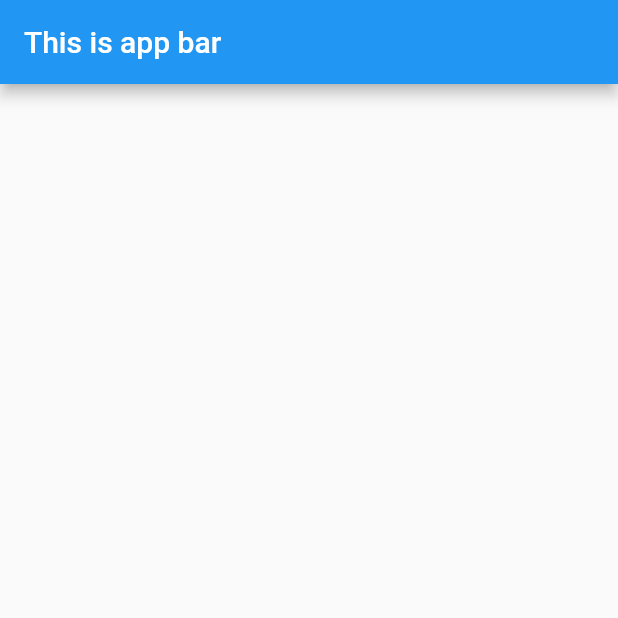
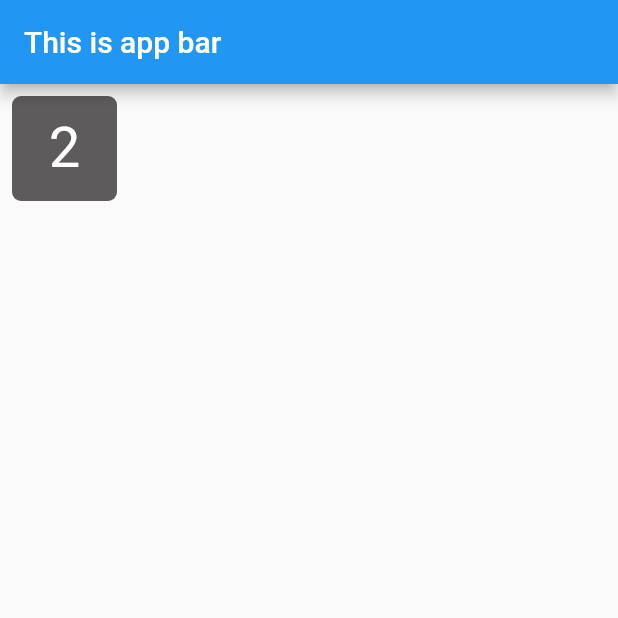
Before and after one commit to Amanpatel2002-g/first_calclulator_app, a Flutter app: the screen it shows after launch, on a phone screen of 412 x 824 dp, the top half of it. Run offline on Flutter 3.47's test engine with Material 2 defaults, Android fonts, the phone set to English and light mode, and no system bars.

Commit message:
singlebuttong.dart design completed

```diff
--- a/lib/main.dart
+++ b/lib/main.dart
@@ -1,3 +1,4 @@
+import 'package:calculator/singlebutton.dart';
 import 'package:flutter/material.dart';
 
 void main() {
@@ -15,6 +16,10 @@ class MainPage extends StatelessWidget {
         appBar: AppBar(
           title: Text(titlestr),
         ),
+        body: Padding(
+          padding: const EdgeInsets.all(8.0),
+          child: SingleButtonPage.SingleButtonDesign(2,context),
+        ),
       ),
     );
   }
--- a/lib/singlebutton.dart
+++ b/lib/singlebutton.dart
@@ -1,5 +1,24 @@
 import 'package:flutter/material.dart';
 
 class SingleButtonPage {
-
+  // ignore: non_constant_identifier_names
+  static Container SingleButtonDesign(int numToDisplay, BuildContext context) {
+    return Container(
+      height: 70,
+      width: 70,
+      decoration: BoxDecoration(
+        borderRadius: BorderRadius.circular(6),
+        color: const Color.fromARGB(255, 93, 91, 91),
+      ),
+      child: Center(
+        child: Text(
+          numToDisplay.toString(),
+          style: const TextStyle(
+            fontSize: 37,
+            color: Color.fromARGB(255, 255, 255, 255),
+          ),
+        ),
+      ),
+    );
+  }
 }
```
